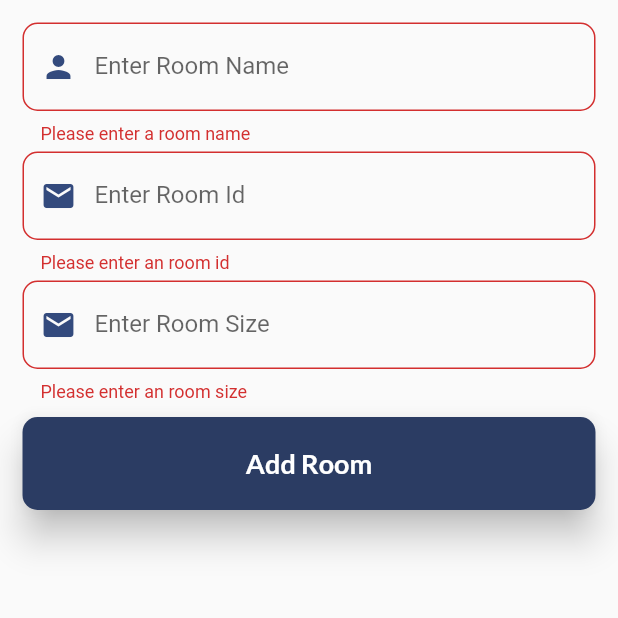
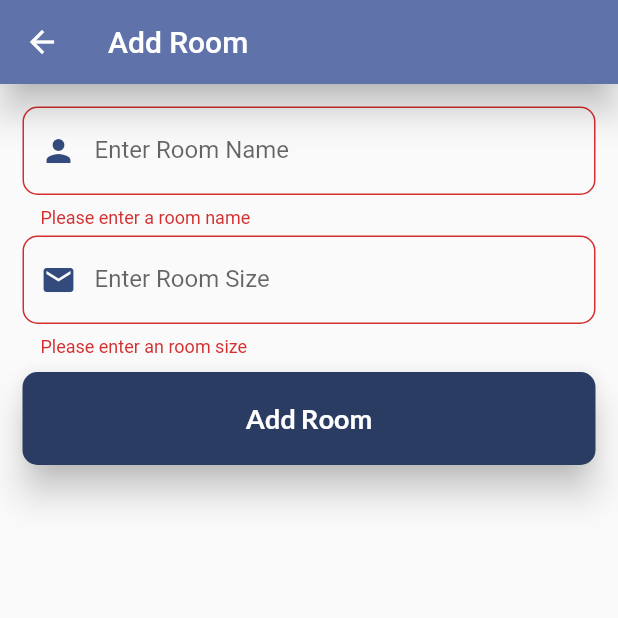
Before and after one commit to staticashish/flutter_app, a Flutter app: the RoomForm screen opened directly, after a tap on "Add Room", on a phone screen of 412 x 824 dp, the top half of it. Run offline on Flutter 3.47's test engine with Material 2 defaults, Android fonts, the phone set to English and light mode, and no system bars; our stand-ins replace email_validator, firebase_auth, firebase_core, firebase_database, flutter_signin_button, flutter_spinkit and 2 more; accounts and stored records are empty.

Commit message:
room for added

```diff
--- a/lib/screens/room.dart
+++ b/lib/screens/room/room.dart
@@ -1,9 +1,11 @@
 import 'dart:async';
 
+import 'package:firebase_auth/firebase_auth.dart';
 import 'package:firebase_database/firebase_database.dart';
 import 'package:flutter/material.dart';
 import 'package:flutter_app/models/room_model.dart';
-import 'package:flutter_app/screens/room_form.dart';
+import 'package:flutter_app/screens/room/room_form.dart';
+import 'package:provider/provider.dart';
 
 class Room extends StatefulWidget {
 
@@ -17,7 +19,6 @@ class _RoomState extends State<Room> {
   final FirebaseDatabase _database = FirebaseDatabase.instance;
   StreamSubscription<Event> _onRoomAddedSubscription;
   StreamSubscription<Event> _onRoomChangedSubscription;
-
   Query _roomQuery;
 
   @override
@@ -41,6 +42,7 @@ class _RoomState extends State<Room> {
   }
 
   _onEntryAdded(Event event) {
+    print('on added');
     setState(() {
       _rooms.add(RoomModel.fromSnapshot(event.snapshot));
     });
@@ -53,13 +55,11 @@ class _RoomState extends State<Room> {
     super.dispose();
   }
 
-  void _showRoomAddPanel() {
-    showModalBottomSheet(context: context, builder: (context) {
-      return Container(
-        padding: EdgeInsets.symmetric(vertical: 10.0, horizontal: 60.0),
-        child: RoomForm(onCreate: _onCreate),
-      );
-    });
+  void _showRoomAdd() {
+    Navigator.push(
+      context,
+      MaterialPageRoute(builder: (context) => RoomForm(onCreate: _onCreate)),
+    );
   }
 
   _onCreate(String roomName, String roomId, String roomSize) {
@@ -77,7 +77,7 @@ class _RoomState extends State<Room> {
       body: buildRoomList(),
       floatingActionButton: FloatingActionButton(
         onPressed: () {
-          _showRoomAddPanel();
+          _showRoomAdd();
         },
         child: Icon(Icons.add),
         backgroundColor: Color(0Xff5f72a9),
@@ -109,8 +109,8 @@ class _RoomState extends State<Room> {
               ),
               child: ListTile(
                   leading: Icon(Icons.flight_land),
-                  title: Text(roomId),
-                  subtitle: Text(roomName),
+                  title: Text(roomName),
+                  subtitle: Text(roomId),
                   trailing: Icon(Icons.more_vert),
                   onTap: () {
                   }
--- /dev/null
+++ b/lib/screens/room/room_form.dart
@@ -0,0 +1,144 @@
+import 'package:flutter/material.dart';
+import 'package:google_fonts/google_fonts.dart';
+import 'package:uuid/uuid.dart';
+
+class RoomForm extends StatefulWidget {
+
+  final Function onCreate;
+  RoomForm({this.onCreate});
+
+  @override
+  _RoomFormState createState() => _RoomFormState();
+}
+
+class _RoomFormState extends State<RoomForm> {
+  final _formKey = GlobalKey<FormState>();
+  final uuid = Uuid();
+  String roomName;
+  String roomId;
+  String roomSize;
+
+  @override
+  Widget build(BuildContext context) {
+    return Scaffold(
+      appBar: AppBar(
+        backgroundColor: Color(0Xff5f72a9),
+        elevation: 10.0,
+        title: Text('Add Room'),
+      ),
+      body: Form(
+          key: _formKey,
+          child: Padding(
+            padding: const EdgeInsets.all(15.0),
+            child: Column(
+              children: [
+                TextFormField(
+                  validator: (val) {
+                    if(val.isEmpty) {
+                      return "Please enter a room name";
+                    }
+                    return null;
+                  },
+                  obscureText: false,
+                  textAlign: TextAlign.left,
+                  decoration: InputDecoration(
+                    hintText: 'Living room',
+                    prefixIcon: new Icon(Icons.person, color: Color(0Xff334a7d)),
+                    hintStyle: GoogleFonts.lato(color: Colors.grey[500]),
+                    labelText: "Enter Room Name",
+                    fillColor: Colors.white,
+                    border: OutlineInputBorder(
+                      borderRadius: BorderRadius.circular(10),
+                    ),
+                    enabledBorder: OutlineInputBorder(
+                      borderRadius: BorderRadius.circular(10),
+                      borderSide: const BorderSide(color: Colors.grey, width: 2.0),
+                    ),
+                    focusedBorder: OutlineInputBorder(
+                      borderRadius: BorderRadius.circular(10),
+                      borderSide: const BorderSide(color: Colors.blueGrey, width: 2.0),
+                    ),
+                  ),
+                  onChanged: (val) {
+                    setState(() {
+                      roomName = val;
+                    });
+                  },
+                ),
+                SizedBox(height: 5.0),
+                TextFormField(
+                  validator: (val) {
+                    if(val.isEmpty) {
+                      return "Please enter an room size";
+                    }
+                    return null;
+                  },
+                  obscureText: false,
+                  textAlign: TextAlign.left,
+                  decoration: InputDecoration(
+                    hintText: '100m2',
+                    prefixIcon: new Icon(Icons.email, color: Color(0Xff334a7d)),
+                    hintStyle: GoogleFonts.lato(color: Colors.grey[500]),
+                    labelText: "Enter Room Size",
+                    fillColor: Colors.white,
+                    border: OutlineInputBorder(
+                      borderRadius: BorderRadius.circular(10),
+                    ),
+                    enabledBorder: OutlineInputBorder(
+                      borderRadius: BorderRadius.circular(10),
+                      borderSide: const BorderSide(color: Colors.grey, width: 2.0),
+                    ),
+                    focusedBorder: OutlineInputBorder(
+                      borderRadius: BorderRadius.circular(10),
+                      borderSide: const BorderSide(color: Colors.blueGrey, width: 2.0),
+                    ),
+                  ),
+                  onChanged: (val) {
+                    setState(() {
+                      roomSize = val;
+                    });
+                  },
+                ),
+                SizedBox(height: 10.0,),
+                RaisedButton(
+                  elevation: 10,
+                  shape: new RoundedRectangleBorder(
+                    borderRadius: new BorderRadius.circular(10.0),
+                  ),
+                  color: Color(0Xff2b3c63),
+                  onPressed: () async {
+                    if(_formKey.currentState.validate()){
+                      roomId = uuid.v1();
+                      widget.onCreate(roomName, roomId, roomSize);
+                      Navigator.pop(context);
+                    }
+                  },
+                  child: new Container(
+                    padding: const EdgeInsets.symmetric(
+                      vertical: 20.0,
+                      horizontal: 20.0,
+                    ),
+                    child: new Row(
+                      mainAxisAlignment: MainAxisAlignment.center,
+                      children: <Widget>[
+                        Expanded(
+                          child: Text(
+                            "Add Room",
+                            textAlign: TextAlign.center,
+                            style: GoogleFonts.lato(
+                                color: Colors.white,
+                                fontWeight: FontWeight.bold,
+                                fontSize: 18.0),
+                          ),
+                        ),
+                      ],
+                    ),
+                  ),
+                ),
+              ],
+            ),
+          )
+      ),
+    );
+  }
+}
--- a/lib/screens/room_form.dart
+++ /dev/null
@@ -1,172 +0,0 @@
-import 'package:flutter/material.dart';
-import 'package:google_fonts/google_fonts.dart';
-
-class RoomForm extends StatefulWidget {
-
-  final Function onCreate;
-  RoomForm({this.onCreate});
-
-  @override
-  _RoomFormState createState() => _RoomFormState();
-}
-
-class _RoomFormState extends State<RoomForm> {
-  final _formKey = GlobalKey<FormState>();
-
-  String roomName;
-  String roomId;
-  String roomSize;
-
-  @override
-  Widget build(BuildContext context) {
-    return Form(
-        key: _formKey,
-        child: Padding(
-          padding: const EdgeInsets.all(15.0),
-          child: Column(
-            children: [
-              TextFormField(
-                validator: (val) {
-                  if(val.isEmpty) {
-                    return "Please enter a room name";
-                  }
-                  return null;
-                },
-                obscureText: false,
-                textAlign: TextAlign.left,
-                decoration: InputDecoration(
-                  hintText: 'Living room',
-                  prefixIcon: new Icon(Icons.person, color: Color(0Xff334a7d)),
-                  hintStyle: GoogleFonts.lato(color: Colors.grey[500]),
-                  labelText: "Enter Room Name",
-                  fillColor: Colors.white,
-                  border: OutlineInputBorder(
-                    borderRadius: BorderRadius.circular(10),
-                  ),
-                  enabledBorder: OutlineInputBorder(
-                    borderRadius: BorderRadius.circular(10),
-                    borderSide: const BorderSide(color: Colors.grey, width: 2.0),
-                  ),
-                  focusedBorder: OutlineInputBorder(
-                    borderRadius: BorderRadius.circular(10),
-                    borderSide: const BorderSide(color: Colors.blueGrey, width: 2.0),
-                  ),
-                ),
-                onChanged: (val) {
-                  setState(() {
-                    roomName = val;
-                  });
-                },
-              ),
-              SizedBox(height: 5.0),
-              TextFormField(
-                validator: (val) {
-                  if(val.isEmpty) {
-                    return "Please enter an room id";
-                  }
-                  return null;
-                },
-                obscureText: false,
-                textAlign: TextAlign.left,
-                decoration: InputDecoration(
-                  hintText: 'xyz',
-                  prefixIcon: new Icon(Icons.email, color: Color(0Xff334a7d)),
-                  hintStyle: GoogleFonts.lato(color: Colors.grey[500]),
-                  labelText: "Enter Room Id",
-                  fillColor: Colors.white,
-                  border: OutlineInputBorder(
-                    borderRadius: BorderRadius.circular(10),
-                  ),
-                  enabledBorder: OutlineInputBorder(
-                    borderRadius: BorderRadius.circular(10),
-                    borderSide: const BorderSide(color: Colors.grey, width: 2.0),
-                  ),
-                  focusedBorder: OutlineInputBorder(
-                    borderRadius: BorderRadius.circular(10),
-                    borderSide: const BorderSide(color: Colors.blueGrey, width: 2.0),
-                  ),
-                ),
-                onChanged: (val) {
-                  setState(() {
-                    roomId = val;
-                  });
-                },
-              ),
-              SizedBox(height: 5.0,),
-              TextFormField(
-                validator: (val) {
-                  if(val.isEmpty) {
-                    return "Please enter an room size";
-                  }
-                  return null;
-                },
-                obscureText: false,
-                textAlign: TextAlign.left,
-                decoration: InputDecoration(
-                  hintText: '100m2',
-                  prefixIcon: new Icon(Icons.email, color: Color(0Xff334a7d)),
-                  hintStyle: GoogleFonts.lato(color: Colors.grey[500]),
-                  labelText: "Enter Room Size",
-                  fillColor: Colors.white,
-                  border: OutlineInputBorder(
-                    borderRadius: BorderRadius.circular(10),
-                  ),
-                  enabledBorder: OutlineInputBorder(
-                    borderRadius: BorderRadius.circular(10),
-                    borderSide: const BorderSide(color: Colors.grey, width: 2.0),
-                  ),
-                  focusedBorder: OutlineInputBorder(
-                    borderRadius: BorderRadius.circular(10),
-                    borderSide: const BorderSide(color: Colors.blueGrey, width: 2.0),
-                  ),
-                ),
-                onChanged: (val) {
-                  setState(() {
-                    roomSize = val;
-                  });
-                },
-              ),
-              SizedBox(height: 10.0,),
-              RaisedButton(
-                elevation: 10,
-                shape: new RoundedRectangleBorder(
-                  borderRadius: new BorderRadius.circular(10.0),
-                ),
-                color: Color(0Xff2b3c63),
-                onPressed: () async {
-                  if(_formKey.currentState.validate()){
-                    print(roomName);
-                    print(roomId);
-                    print(roomSize);
-                    widget.onCreate(roomName, roomId, roomSize);
-                    Navigator.pop(context);
-                  }
-                },
-                child: new Container(
-                  padding: const EdgeInsets.symmetric(
-                    vertical: 20.0,
-                    horizontal: 20.0,
-                  ),
-                  child: new Row(
-                    mainAxisAlignment: MainAxisAlignment.center,
-                    children: <Widget>[
-                      Expanded(
-                        child: Text(
-                          "Add Room",
-                          textAlign: TextAlign.center,
-                          style: GoogleFonts.lato(
-                              color: Colors.white,
-                              fontWeight: FontWeight.bold,
-                              fontSize: 18.0),
-                        ),
-                      ),
-                    ],
-                  ),
-                ),
-              ),
-            ],
-          ),
-        )
-    );
-  }
-}
--- a/pubspec.yaml
+++ b/pubspec.yaml
@@ -38,6 +38,7 @@ dependencies:
   flutter_signin_button: ^1.1.0
   flutter_spinkit: ^4.1.2+1
   firebase_database: ^4.0.0
+  uuid: ^2.2.2
 
 dev_dependencies:
   flutter_test:
```
Also changed, not shown: lib/screens/home/home.dart (+3 -4 lines), pubspec.lock.
